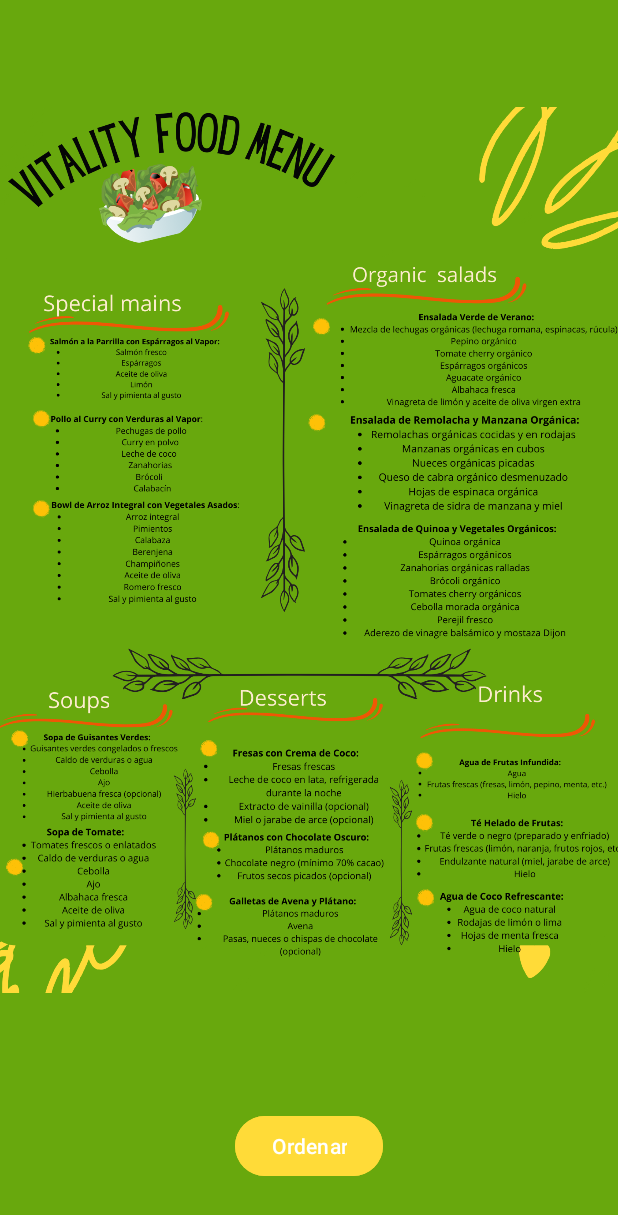
After one commit to Deivis9090/VitalityFood, an Android app: the layout pantalla_menu.xml on its own in the app's theme, with its tools: preview values and no code run, on a phone screen of 412 x 824 dp. The commit adds this screen. Shown: the top 1215 px of the screen. Run offline under Robolectric (Android 15) with nearby library versions, the phone set to English and light mode, and no system bars.

Commit message:
pantalla de menu

```diff
--- a/app/src/main/java/com/example/vitalityfood/MainActivity.java
+++ b/app/src/main/java/com/example/vitalityfood/MainActivity.java
@@ -11,5 +11,7 @@ public class MainActivity extends AppCompatActivity {
     protected void onCreate(Bundle savedInstanceState) {
         super.onCreate(savedInstanceState);
         setContentView(R.layout.activity_main);
+
+        Toast.makeText(this, "Hola", Toast.LENGTH_SHORT).show();
     }
 }
--- a/app/src/main/res/drawable/ic_restaurant_menu_.xml
+++ /dev/null
@@ -1,5 +0,0 @@
-<vector android:height="24dp" android:tint="#5D8431"
-    android:viewportHeight="24" android:viewportWidth="24"
-    android:width="24dp" xmlns:android="http://schemas.android.com/apk/res/android">
-    <path android:fillColor="@android:color/white" android:pathData="M8.1,13.34l2.83,-2.83L3.91,3.5c-1.56,1.56 -1.56,4.09 0,5.66l4.19,4.18zM14.88,11.53c1.53,0.71 3.68,0.21 5.27,-1.38 1.91,-1.91 2.28,-4.65 0.81,-6.12 -1.46,-1.46 -4.2,-1.1 -6.12,0.81 -1.59,1.59 -2.09,3.74 -1.38,5.27L3.7,19.87l1.41,1.41L12,14.41l6.88,6.88 1.41,-1.41L13.41,13l1.47,-1.47z"/>
-</vector>
--- /dev/null
+++ b/app/src/main/res/layout/pantalla_menu.xml
@@ -0,0 +1,30 @@
+<?xml version="1.0" encoding="utf-8"?>
+<androidx.constraintlayout.widget.ConstraintLayout xmlns:android="http://schemas.android.com/apk/res/android"
+    xmlns:app="http://schemas.android.com/apk/res-auto"
+    xmlns:tools="http://schemas.android.com/tools"
+    android:layout_width="match_parent"
+    android:layout_height="match_parent"
+    android:background="#68A80D">
+
+    <ImageView
+        android:id="@+id/imageView2"
+        android:layout_width="417dp"
+        android:layout_height="733dp"
+        app:srcCompat="@drawable/img_menu"
+        tools:ignore="MissingConstraints"
+        tools:layout_editor_absoluteX="-3dp"
+        tools:layout_editor_absoluteY="122dp" />
+
+    <Button
+        android:id="@+id/button2"
+        android:layout_width="wrap_content"
+        android:layout_height="wrap_content"
+        android:text="Ordenar"
+        app:layout_constraintBottom_toBottomOf="parent"
+        app:layout_constraintEnd_toEndOf="parent"
+        app:layout_constraintStart_toStartOf="parent"
+        app:layout_constraintTop_toTopOf="parent"
+        app:layout_constraintVertical_bias="0.954"
+        android:backgroundTint="#FFDB38"/>
+
+</androidx.constraintlayout.widget.ConstraintLayout>
--- a/build.gradle.kts
+++ b/build.gradle.kts
@@ -1,4 +1,4 @@
 // Top-level build file where you can add configuration options common to all sub-projects/modules.
 plugins {
-    id("com.android.application") version "8.3.0" apply false
+    id("com.android.application") version "8.2.1" apply false
 }
```
Also changed, not shown: app/src/main/res/drawable/img_menu.png (added), gradle/wrapper/gradle-wrapper.properties.
